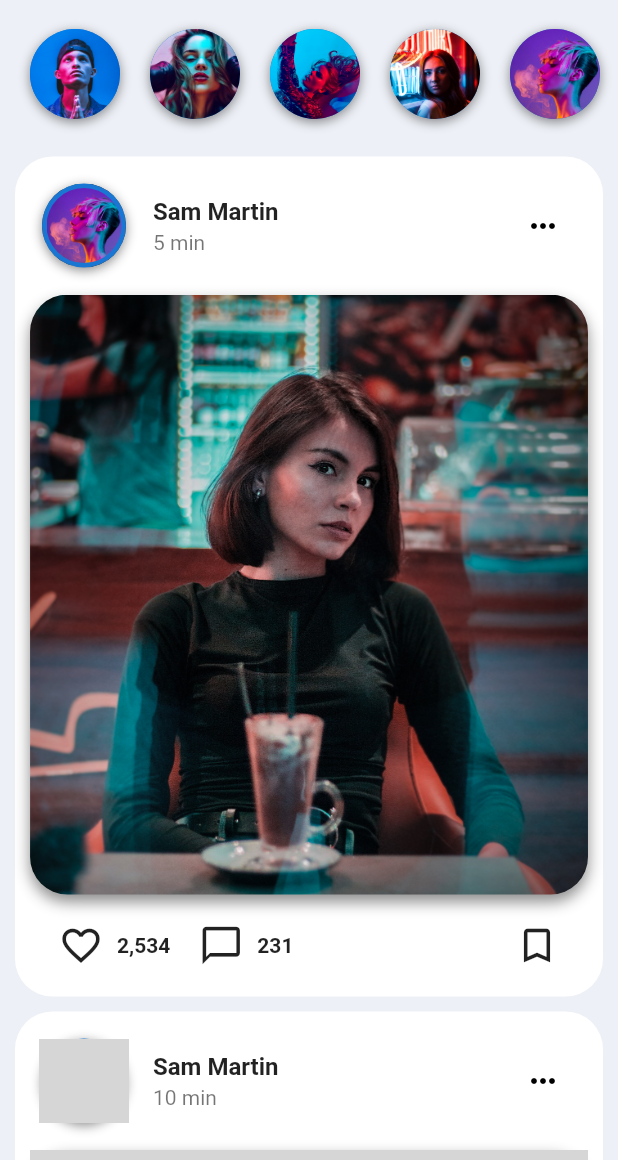
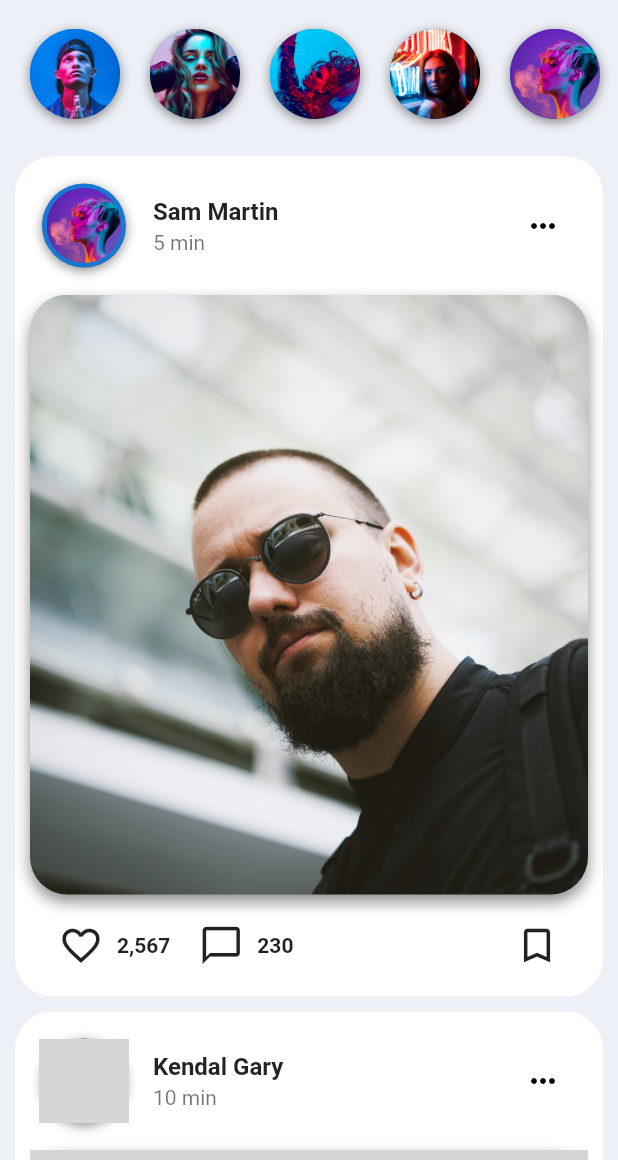
Before and after one commit to iamshm/Instagram-ReDesigned, a Flutter app: the screen it shows after launch, on a phone screen of 412 x 824 dp, the part 76-1236 px from its top. Run offline on Flutter 3.47's test engine with Material 2 defaults, Android fonts, the phone set to English and light mode, and no system bars; grey boxes are pictures that could not be loaded.

Commit message:
Added more posts

```diff
--- a/lib/models/post.dart
+++ b/lib/models/post.dart
@@ -3,12 +3,16 @@ class Post {
   String authorImageUrl;
   String timeAgo;
   String imageUrl;
+  String likes;
+  String comments;
 
   Post({
     this.authorName,
     this.authorImageUrl,
     this.timeAgo,
     this.imageUrl,
+    this.comments,
+    this.likes,
   });
 }
 
@@ -18,18 +22,32 @@ final List<Post> posts = [
     authorImageUrl: 'assets/images/user0.png',
     timeAgo: '5 min',
     imageUrl: 'assets/images/post0.jpg',
+    likes: '2,567',
+    comments: '230',
   ),
   Post(
-    authorName: 'Sam Martin',
-    authorImageUrl: 'assets/images/user0.png',
+    authorName: 'Kendal Gary',
+    authorImageUrl: 'assets/images/user3.png',
     timeAgo: '10 min',
     imageUrl: 'assets/images/post1.jpg',
+    likes: '25,997',
+    comments: '5,443',
   ),
   Post(
-    authorName: 'Nancy Gary',
-    authorImageUrl: 'assets/images/user0.png',
+    authorName: 'Alex Mason',
+    authorImageUrl: 'assets/images/user1.png',
     timeAgo: '25 min',
-    imageUrl: 'assets/images/post1.jpg',
+    imageUrl: 'assets/images/post2.jpg',
+    likes: '1,567',
+    comments: '159',
+  ),
+  Post(
+    authorName: 'Olena Vincett',
+    authorImageUrl: 'assets/images/user2.png',
+    timeAgo: '25 min',
+    imageUrl: 'assets/images/post3.jpg',
+    likes: '12,567',
+    comments: '43',
   ),
 ];
 
--- a/lib/screens/FeedScreen.dart
+++ b/lib/screens/FeedScreen.dart
@@ -93,7 +93,9 @@ class _FeedScreenState extends State<FeedScreen> {
 
           _buildPost(0),
           _buildPost(1),
-          // _buildPost(2),
+          _buildPost(2),
+          _buildPost(3),
+
           //posts
         ],
       ),
@@ -201,7 +203,7 @@ Widget _buildPost(int index) {
                                 onPressed: () => print('Liked'),
                               ),
                               Text(
-                                '2,534',
+                                posts[index].likes,
                                 style: TextStyle(
                                     fontSize: 14, fontWeight: FontWeight.w600),
                               )
@@ -219,7 +221,7 @@ Widget _buildPost(int index) {
                                 onPressed: () => print('comments'),
                               ),
                               Text(
-                                '231',
+                                posts[index].comments,
                                 style: TextStyle(
                                   fontSize: 14,
                                   fontWeight: FontWeight.w600,
```
Also changed, not shown: assets/images/post0.jpg, assets/images/post3.jpg (added), 2 other files.
